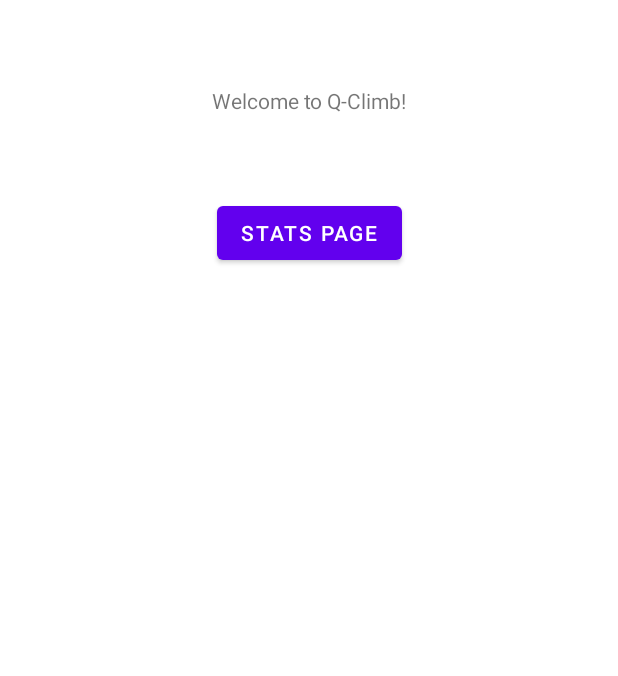
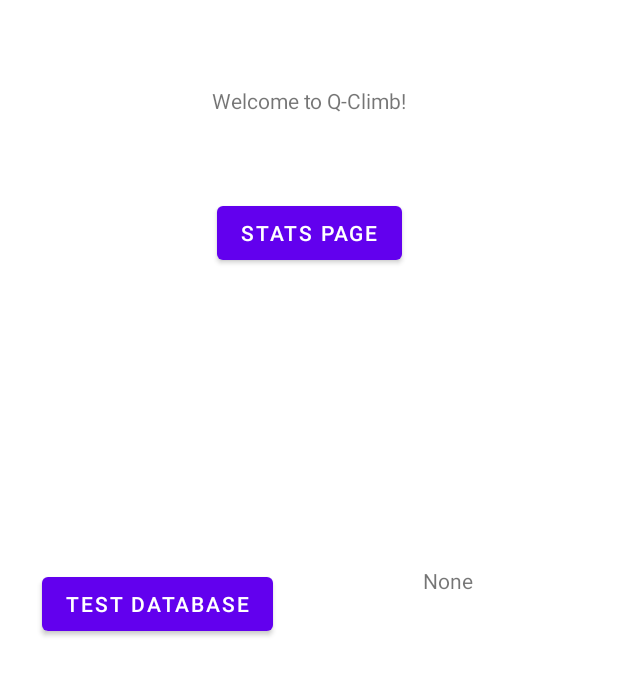
Before and after one commit to nicoleooi/ClimbingSafetyWearable, an Android app: the screen it shows after launch (MainActivity), on a phone screen of 412 x 824 dp, the part 560-1236 px from its top. Run offline under Robolectric (Android 15) with nearby library versions, the phone set to English and light mode, and no system bars; libraries missing offline, so code that uses them is left out: com.microsoft.windowsazure.

Commit message:
Database connection established and tested for androidstudio and azure

```diff
--- a/AndroidStudio/app/build.gradle
+++ b/AndroidStudio/app/build.gradle
@@ -43,4 +43,5 @@ dependencies {
     testImplementation 'junit:junit:4.+'
     androidTestImplementation 'androidx.test.ext:junit:1.1.2'
     androidTestImplementation 'androidx.test.espresso:espresso-core:3.3.0'
+    compile project(':jtds-1.3.1')
 }
--- a/AndroidStudio/app/src/main/AndroidManifest.xml
+++ b/AndroidStudio/app/src/main/AndroidManifest.xml
@@ -9,6 +9,9 @@
     <uses-permission android:name="android.permission.ACCESS_COARSE_LOCATION" />
     <uses-permission android:name="android.permission.ACCESS_FINE_LOCATION" />
     <uses-permission android:name="android.permission.INTERNET" />
+    <uses-permission android:name="android.permission.ACCESS_NETWORK_STATE" />
+    <uses-permission android:name="android.permission.ACCESS_WIFI_STATE" />
+
 
     <application
         android:allowBackup="true"
--- a/AndroidStudio/app/src/main/java/com/example/climbingapplication/AzureServiceAdapter.java
+++ b/AndroidStudio/app/src/main/java/com/example/climbingapplication/AzureServiceAdapter.java
@@ -6,7 +6,7 @@ import com.microsoft.windowsazure.mobileservices.*;
 import java.net.MalformedURLException;
 
 public class AzureServiceAdapter {
-    private String mMobileBackendUrl = "https://myappname.azurewebsites.net";
+    private String mMobileBackendUrl = "https://androiddata.azurewebsites.net";
     private Context mContext;
     private MobileServiceClient mClient;
     private static AzureServiceAdapter mInstance = null;
--- a/AndroidStudio/app/src/main/res/layout/activity_main.xml
+++ b/AndroidStudio/app/src/main/res/layout/activity_main.xml
@@ -39,4 +39,24 @@
         app:layout_constraintTop_toBottomOf="@+id/homeText"
         app:layout_constraintVertical_bias="0.168" />
 
+    <Button
+        android:id="@+id/dbTestButton"
+        android:layout_width="wrap_content"
+        android:layout_height="wrap_content"
+        android:layout_marginStart="28dp"
+        android:layout_marginBottom="24dp"
+        android:text="Test Database"
+        app:layout_constraintBottom_toBottomOf="parent"
+        app:layout_constraintStart_toStartOf="parent" />
+
+    <TextView
+        android:id="@+id/dbTestText"
+        android:layout_width="87dp"
+        android:layout_height="21dp"
+        android:layout_marginStart="100dp"
+        android:layout_marginBottom="52dp"
+        android:text="None"
+        app:layout_constraintBottom_toBottomOf="parent"
+        app:layout_constraintStart_toEndOf="@+id/dbTestButton" />
+
 </androidx.constraintlayout.widget.ConstraintLayout>
--- /dev/null
+++ b/AndroidStudio/jtds-1.3.1/build.gradle
@@ -0,0 +1,2 @@
+configurations.maybeCreate("default")
+artifacts.add("default", file('jtds-1.3.1.jar'))
--- a/AndroidStudio/settings.gradle
+++ b/AndroidStudio/settings.gradle
@@ -1,2 +1,3 @@
+include ':jtds-1.3.1'
 include ':app'
 rootProject.name = "ClimbingApplication"
```
Also changed, not shown: AndroidStudio/app/src/main/java/com/example/climbingapplication/MainActivity.java (+96 -10 lines), 6 other files.
